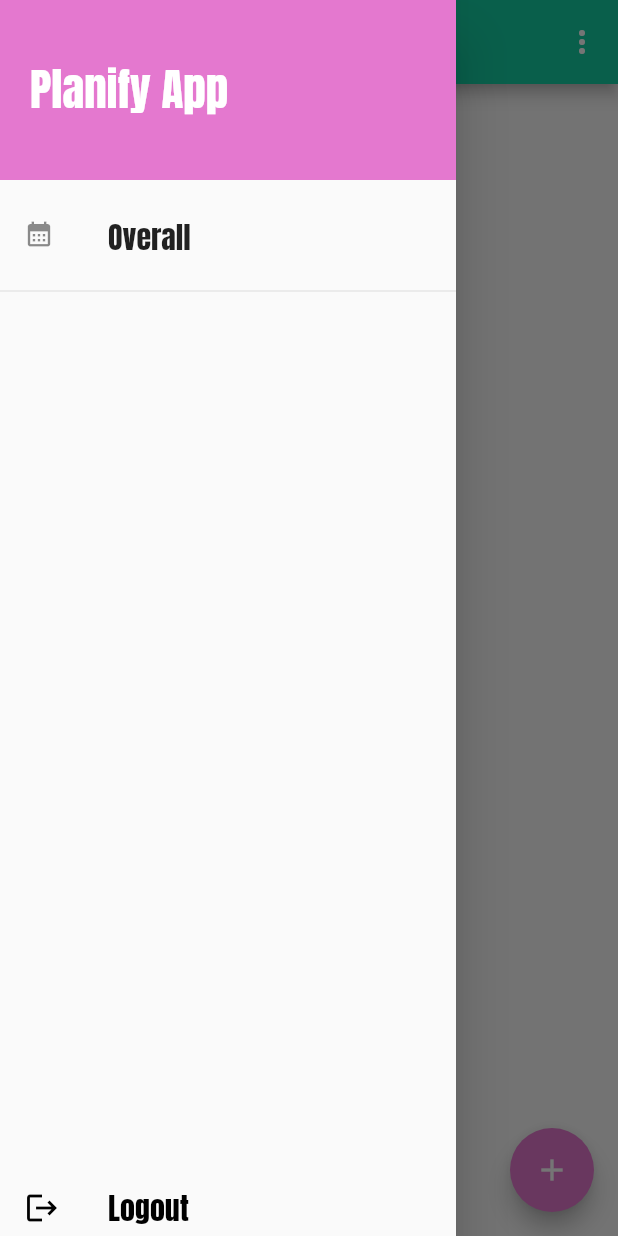
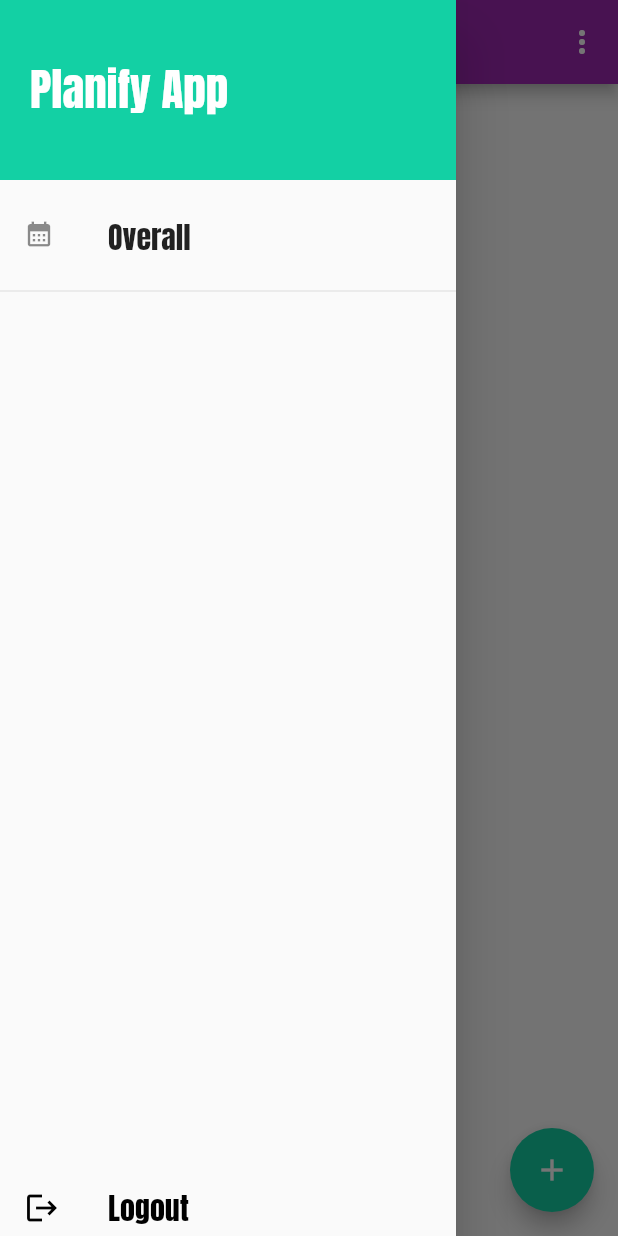
Before and after one commit to MocanuAlexandra/PlanifyApp, a Flutter app: the screen it shows once a user with an empty profile is signed in, with the side drawer open, on a phone screen of 412 x 824 dp. Run offline on Flutter 3.47's test engine with Material 2 defaults, Android fonts, the phone set to English and light mode, and no system bars; our stand-ins replace cloud_firestore, firebase_auth, firebase_core, flutter_form_builder, flutter_typeahead, form_builder_validators and 2 more; missing offline and left inert: google_maps_webservice_ex; accounts and stored records are empty.

Commit message:
When a user add a task, in order to see the change in UI he has to refresh the page with displayed tasks so them can be fetch again from db

```diff
--- a/planify_app/lib/main.dart
+++ b/planify_app/lib/main.dart
@@ -28,8 +28,8 @@ class MyApp extends StatelessWidget {
           theme: ThemeData(
             primarySwatch: Colors.purple,
             colorScheme: ColorScheme.fromSwatch().copyWith(
-              primary: const Color.fromARGB(255, 19, 208, 164),
-              secondary: const Color.fromARGB(255, 228, 120, 207),
+              primary: const Color.fromARGB(255, 156, 39, 176),
+              secondary: const Color.fromARGB(255, 19, 208, 164),
             ),
           ),
           home: StreamBuilder(
--- a/planify_app/lib/screens/agenda/overall_agenda_screen.dart
+++ b/planify_app/lib/screens/agenda/overall_agenda_screen.dart
@@ -16,6 +16,11 @@ class OverallAgendaScreen extends StatelessWidget {
   static const routeName = '/overall-agenda';
 
   const OverallAgendaScreen({super.key});
+
+  Future<void> _refreshTasks(BuildContext context) async {
+    await Provider.of<Tasks>(context, listen: false)
+        .fetchAndSetTasksInProgress();
+  }
 
   @override
   Widget build(BuildContext context) {
@@ -75,18 +80,17 @@ class OverallAgendaScreen extends StatelessWidget {
       ),
       drawer: const MainDrawer(),
       body: FutureBuilder(
-        future: Provider.of<Tasks>(context, listen: false)
-            .fetchAndSetTasksInProgress(),
+        future: _refreshTasks(context),
         builder: (context, snapshot) =>
             snapshot.connectionState == ConnectionState.waiting
-                ? const Center(child: CircularProgressIndicator())
-                : Consumer<Tasks>(
-                    child: const Center(
-                      child: Text('Wow, you have no tasks :o'),
-                    ),
-                    builder: (context, tasks, ch) => tasks.tasksList.isEmpty
-                        ? ch!
-                        : ListView.builder(
+                ? const Center(
+                    child: CircularProgressIndicator(),
+                  )
+                : RefreshIndicator(
+                    onRefresh: () => _refreshTasks(context),
+                    child: Consumer<Tasks>(
+                      builder: (context, tasks, ch) =>
+                           ListView.builder(
                               itemCount: tasks.tasksList.length,
                               itemBuilder: (context, index) => TaskListItem(
                                 id: tasks.tasksList[index].id,
@@ -95,6 +99,7 @@ class OverallAgendaScreen extends StatelessWidget {
                                 address: tasks.tasksList[index].address,
                                 time: tasks.tasksList[index].time,
                                 priority: tasks.tasksList[index].priority,
+                              ),
                             ),
                     ),
                   ),
```
Also changed, not shown: planify_app/lib/providers/tasks.dart (+1 -61 lines), planify_app/lib/widgets/task/add_new_task_form.dart (+0 -11 lines). Lines whose indentation alone changed are shown as unchanged.
